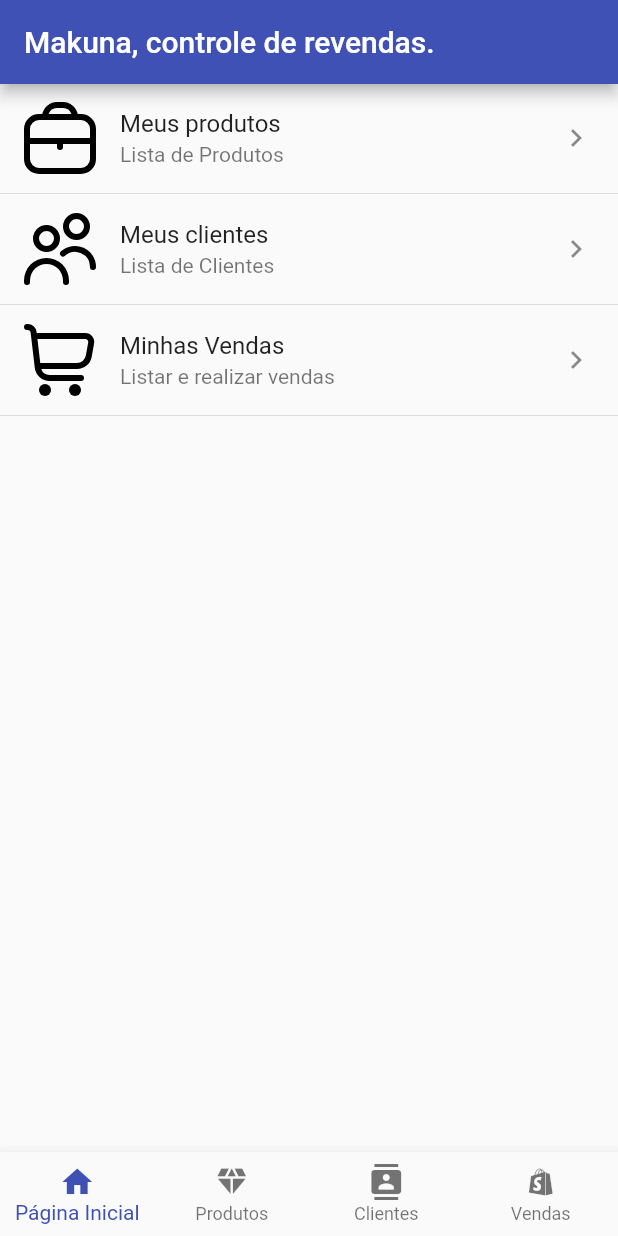
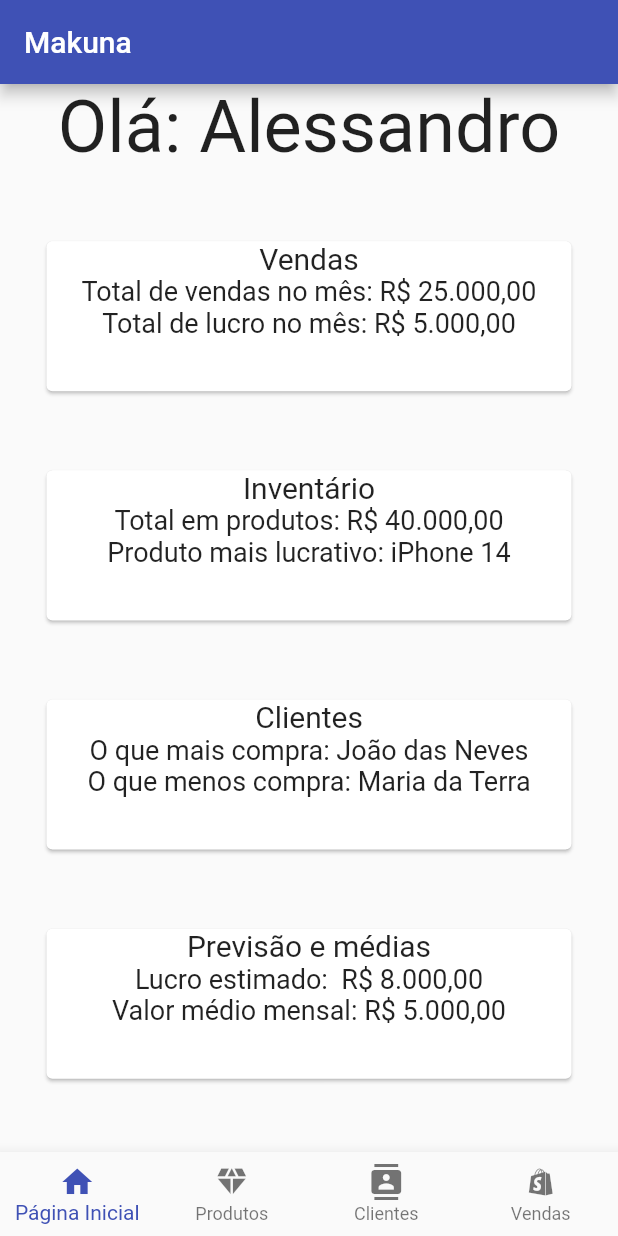
Before and after one commit to Garbiati/makuna, a Flutter app: the screen it shows after launch, on a phone screen of 412 x 824 dp. Run offline on Flutter 3.47's test engine with Material 2 defaults, Android fonts, the phone set to English and light mode, and no system bars; our stand-ins replace brasil_fields, flutter_svg, mask_text_input_formatter, snippet_coder_utils, sqflite; missing offline and left inert: avatars; accounts and stored records are empty.

Commit message:
Atualizado a tela home

```diff
--- a/lib/components/bottomNavigatorBar.dart
+++ /dev/null
@@ -1,43 +0,0 @@
-import 'package:flutter/material.dart';
-import 'package:makuna/utils/util.dart';
-
-class BottomNavigatorBarWidget extends StatefulWidget {
-  const BottomNavigatorBarWidget({super.key});
-
-  @override
-  State<BottomNavigatorBarWidget> createState() =>
-      _BottomNavigatorBarWidgetState();
-}
-
-class _BottomNavigatorBarWidgetState extends State<BottomNavigatorBarWidget> {
-  int _selectedIndex = 0;
-
-  void _onItemTapped(int index) {
-    setState(() {
-      _selectedIndex = index;
-      Navigator.pushNamed(context, menuIndex()[index].route);
-    });
-  }
-
-  @override
-  Widget build(BuildContext context) {
-    _selectedIndex = menuIndex()
-        .where(
-            (element) => element.route == ModalRoute.of(context)?.settings.name)
-        .first
-        .index;
-    return BottomNavigationBar(
-      items: criarMenu(),
-      currentIndex: _selectedIndex,
-      selectedItemColor: Colors.blueAccent,
-      unselectedItemColor: Colors.black,
-      onTap: _onItemTapped,
-    );
-  }
-
-  List<BottomNavigationBarItem> criarMenu() {
-    return menuIndex()
-        .map((e) => BottomNavigationBarItem(icon: e.icon, label: e.label))
-        .toList();
-  }
-}
--- /dev/null
+++ b/lib/components/cardHome.dart
@@ -0,0 +1,44 @@
+import 'package:flutter/material.dart';
+import 'package:makuna/utils/customStyles.dart';
+
+class CardHomeWidget extends StatelessWidget {
+  const CardHomeWidget(
+      {super.key,
+      required this.titulo,
+      required this.desc1,
+      required this.desc2});
+
+  final String titulo;
+  final String desc1;
+  final String desc2;
+
+  @override
+  Widget build(BuildContext context) {
+    return Center(
+      child: Card(
+        child: InkWell(
+          splashColor: Colors.blue.withAlpha(30),
+          onTap: () {},
+          child: SizedBox(
+            width: 350,
+            height: 100,
+            child: Column(children: [
+              Text(
+                titulo,
+                style: tituloCardTextStyle,
+              ),
+              Text(
+                desc1,
+                style: descCardTextStyle,
+              ),
+              Text(
+                desc2,
+                style: descCardTextStyle,
+              )
+            ]),
+          ),
+        ),
+      ),
+    );
+  }
+}
--- a/lib/components/list_home_item.dart
+++ b/lib/components/list_home_item.dart
@@ -1,5 +1,6 @@
 import 'package:flutter/material.dart';
 import '../utils/customWidgets.dart';
+
 class ListHomeItem extends StatelessWidget {
   const ListHomeItem(
       {super.key,
--- a/lib/screens/cliente.dart
+++ b/lib/screens/cliente.dart
@@ -1,6 +1,6 @@
 import 'package:avatars/avatars.dart';
 import 'package:flutter/material.dart';
-import 'package:makuna/components/bottomNavigatorBar.dart';
+
 import 'package:makuna/models/cliente.dart';
 import 'package:makuna/screens/clienteCadastro.dart';
 import 'package:makuna/utils/customStyles.dart';
--- a/lib/screens/home.dart
+++ b/lib/screens/home.dart
@@ -1,6 +1,8 @@
 import 'package:flutter/material.dart';
+import 'package:makuna/components/cardHome.dart';
 import 'package:makuna/components/list_home_item.dart';
 import 'package:makuna/utils/customWidgets.dart';
+import 'package:makuna/utils/usuarioHelper.dart';
 
 class HomeScreen extends StatefulWidget {
   const HomeScreen({super.key});
@@ -10,7 +12,7 @@ class HomeScreen extends StatefulWidget {
 }
 
 class _HomeScreenState extends State<HomeScreen> {
-  final title = const Text("Makuna, controle de revendas.");
+  final title = const Text("Makuna");
 
   @override
   Widget build(BuildContext context) {
@@ -21,25 +23,34 @@ class _HomeScreenState extends State<HomeScreen> {
   }
 
   Widget _buildList() {
-    return ListView(children: [
-      const ListHomeItem(
-          path: "images/MenuProduto.svg",
-          title: "Meus produtos",
-          subtitle: "Lista de Produtos",
-          route: "/produto"),
-      divisorList(),
-      const ListHomeItem(
-          path: "images/MenuCliente.svg",
-          title: "Meus clientes",
-          subtitle: "Lista de Clientes",
-          route: "/cliente"),
-      divisorList(),
-      const ListHomeItem(
-          path: "images/MenuVenda.svg",
-          title: "Minhas Vendas",
-          subtitle: "Listar e realizar vendas",
-          route: "/venda"),
-      divisorList(),
+    String saudacao = "Olá: ${GetUsuario(usuarioId).nome}";
+
+    return Column(children: <Widget>[
+      Text(
+        saudacao,
+        style: const TextStyle(fontSize: 48),
+      ),
+      const Spacer(),
+      const CardHomeWidget(
+          titulo: "Vendas",
+          desc1: "Total de vendas no mês: R\$ 25.000,00",
+          desc2: "Total de lucro no mês: R\$ 5.000,00"),
+      const Spacer(),
+      const CardHomeWidget(
+          titulo: "Inventário",
+          desc1: "Total em produtos: R\$ 40.000,00",
+          desc2: "Produto mais lucrativo: iPhone 14"),
+      const Spacer(),
+      const CardHomeWidget(
+          titulo: "Clientes",
+          desc1: "O que mais compra: João das Neves",
+          desc2: "O que menos compra: Maria da Terra"),
+      const Spacer(),
+      const CardHomeWidget(
+          titulo: "Previsão e médias",
+          desc1: "Lucro estimado:  R\$ 8.000,00",
+          desc2: "Valor médio mensal: R\$ 5.000,00"),
+      const Spacer(),
     ]);
   }
 }
--- a/lib/screens/produto.dart
+++ b/lib/screens/produto.dart
@@ -1,7 +1,5 @@
-import 'package:avatars/avatars.dart';
 import 'package:brasil_fields/brasil_fields.dart';
 import 'package:flutter/material.dart';
-import 'package:makuna/components/bottomNavigatorBar.dart';
 import 'package:makuna/daos/produto_dao.dart';
 import 'package:makuna/models/produto.dart';
 import 'package:makuna/screens/produtoCadastro.dart';
--- a/lib/screens/venda.dart
+++ b/lib/screens/venda.dart
@@ -1,5 +1,4 @@
 import 'package:flutter/material.dart';
-import 'package:makuna/components/bottomNavigatorBar.dart';
 import 'package:makuna/daos/cliente_dao.dart';
 import 'package:makuna/daos/produto_dao.dart';
 import 'package:makuna/daos/venda_dao.dart';
--- a/lib/utils/customStyles.dart
+++ b/lib/utils/customStyles.dart
@@ -23,6 +23,9 @@ const dialogMessageTextStyle = TextStyle(
   color: Colors.black,
 );
 
+const tituloCardTextStyle = TextStyle(fontSize: 20);
+const descCardTextStyle = TextStyle(fontSize: 18);
+
 const tituloMenuTextStyle = TextStyle(fontSize: 20);
 const descMenuTextStyle = TextStyle(fontSize: 18);
 
--- a/lib/utils/usuarioHelper.dart
+++ b/lib/utils/usuarioHelper.dart
@@ -1 +1,12 @@
+import 'package:makuna/models/usuario.dart';
+
 const int usuarioId = 1;
+
+Usuario GetUsuario(int usuarioId) {
+  return Usuario(
+      nome: "Alessandro",
+      email: "a.garbiati@gmail.com",
+      usuario: "agarbiati",
+      senha: "123",
+      ativo: 1);
+}
```
